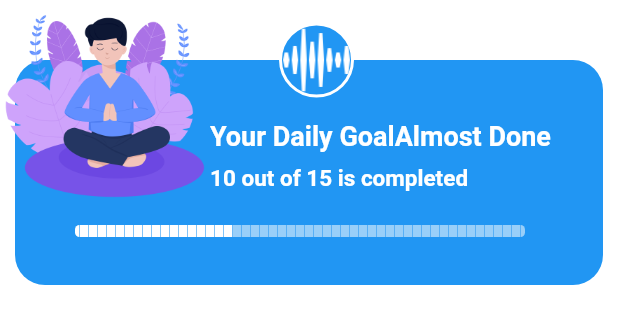
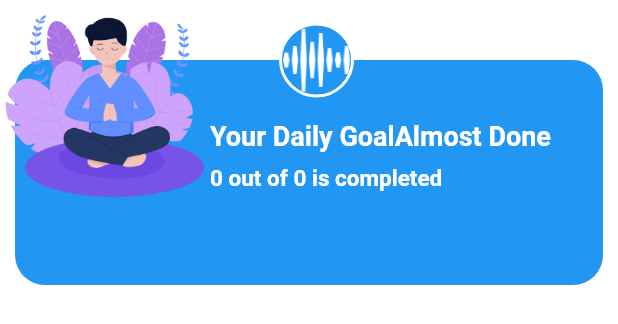
Before and after one commit to veerviren/Habit-tracker, a Flutter app: the ProgressBoad widget shown alone on an empty page, opened directly, on a phone screen of 412 x 824 dp. Shown: the top 324 px of the screen. Run offline on Flutter 3.47's test engine with Material 2 defaults, Android fonts, the light colour scheme and no system bars; drawn by our look-alikes of step_progress_indicator; missing offline and left inert: date_only, horizontal_calendar.

```diff
--- a/habit_tracker/lib/widgets/progress_boad.dart
+++ b/habit_tracker/lib/widgets/progress_boad.dart
@@ -1,5 +1,9 @@
 import 'package:flutter/material.dart';
+import 'package:habit_tracker/contants.dart';
 import 'package:step_progress_indicator/step_progress_indicator.dart';
+
+var totalSelectedHabit = SelectedHabit.length;
+var totalCompletedHabit = 0;
 
 class ProgressBoad extends StatefulWidget {
   const ProgressBoad({super.key});
@@ -9,6 +13,12 @@ class ProgressBoad extends StatefulWidget {
 }
 
 class _ProgressBoadState extends State<ProgressBoad> {
+  updateWidget() {
+    setState(() {
+      totalCompletedHabit++;
+    });
+  }
+
   @override
   Widget build(BuildContext context) {
     return Container(
@@ -71,7 +81,7 @@ class _ProgressBoadState extends State<ProgressBoad> {
             top: 110,
             left: 140,
             child: Text(
-              "10 out of 15 is completed",
+              "${totalCompletedHabit} out of ${totalSelectedHabit} is completed",
               style: TextStyle(
                   color: Colors.white,
                   fontSize: 15,
@@ -84,8 +94,10 @@ class _ProgressBoadState extends State<ProgressBoad> {
             child: Container(
               width: 300,
               child: StepProgressIndicator(
-                totalSteps: 100,
-                currentStep: 35,
+                totalSteps: totalSelectedHabit,
+                currentStep: totalCompletedHabit < totalSelectedHabit
+                    ? totalCompletedHabit
+                    : totalSelectedHabit,
                 size: 8,
                 padding: 0,
                 selectedColor: Colors.white,
```
Also changed, not shown: habit_tracker/lib/screens/home_page.dart (+5 -21 lines), habit_tracker/lib/widgets/selected_habit.dart (added, +50 -0 lines).
